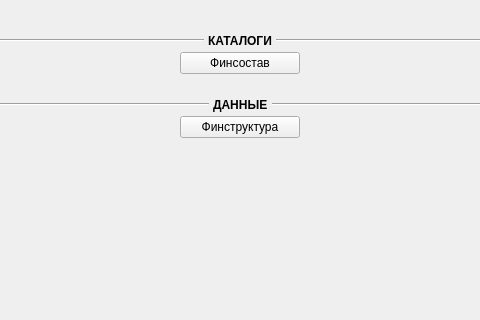
This is ui/forms/form_main.ui in e-vladimir/finmanager as Qt 5 draws it before an edit; both pictures show x 160 to 640 and y 0 to 320 of the 800 by 480 pixel window. The edited form follows.
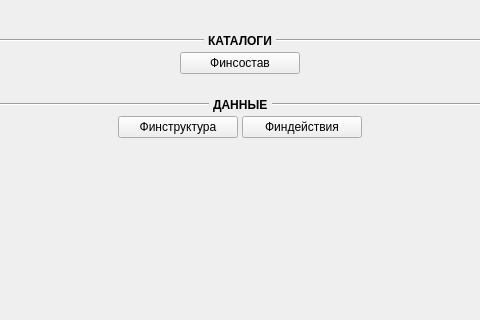
This is the edited form.

Patch:
```diff
--- a/ui/forms/form_main.ui
+++ b/ui/forms/form_main.ui
@@ -208,6 +208,19 @@
         </property>
        </widget>
       </item>
+      <item>
+       <widget class="QPushButton" name="btn_finactions">
+        <property name="minimumSize">
+         <size>
+          <width>120</width>
+          <height>0</height>
+         </size>
+        </property>
+        <property name="text">
+         <string>Финдействия</string>
+        </property>
+       </widget>
+      </item>
       <item>
        <spacer name="horizontalSpacer_5">
         <property name="orientation">
```
